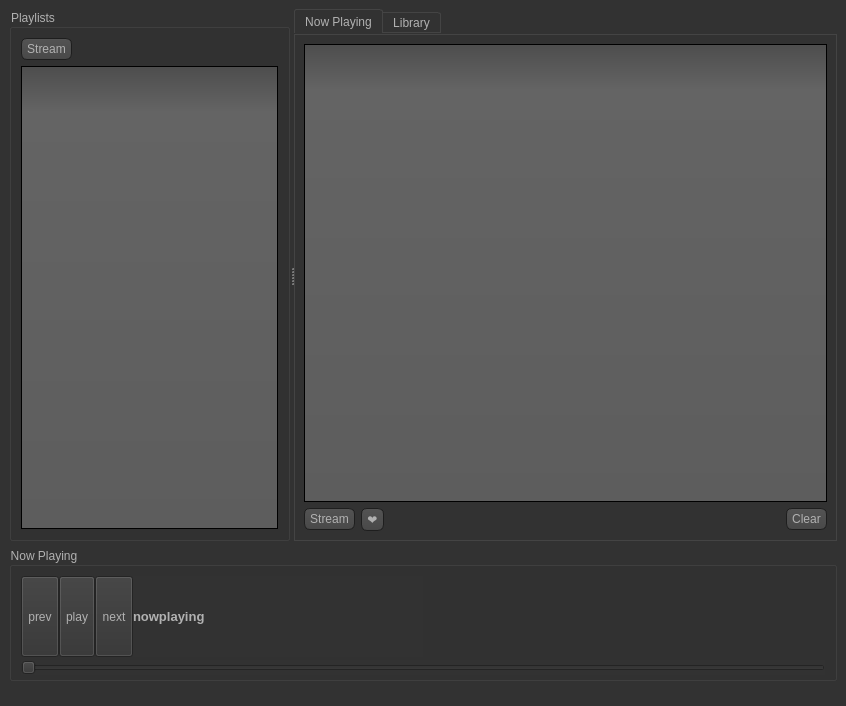
Qt form ui1.ui (nightfire8199/project-hermes) before a commit.
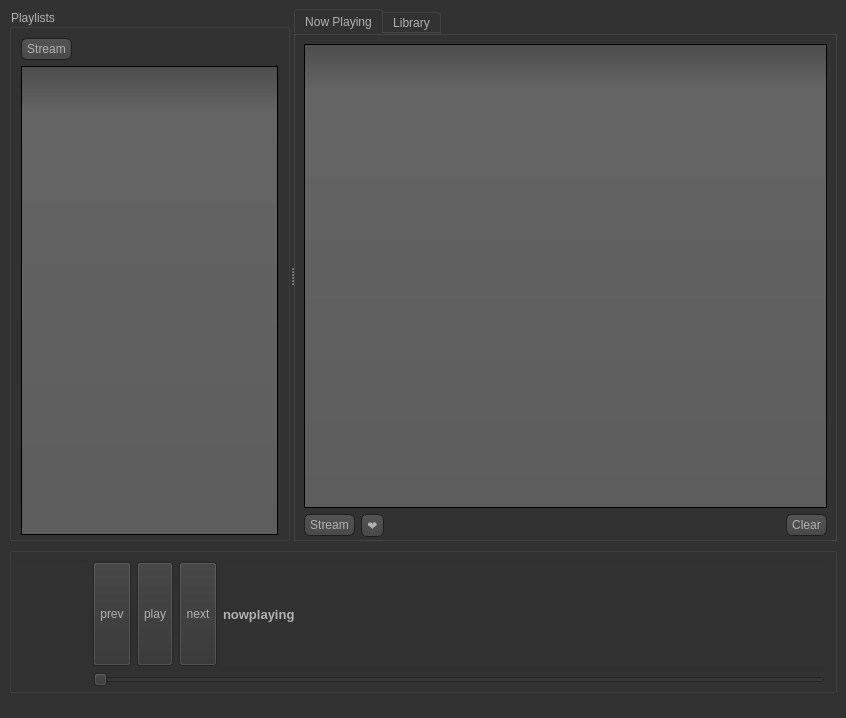
The same form after that commit. Icons and pictures are not drawn.

Commit message: Added Album Art

Diff of the .ui file:
```diff
--- a/ui1.ui
+++ b/ui1.ui
@@ -7,7 +7,7 @@
     <x>0</x>
     <y>0</y>
     <width>846</width>
-    <height>706</height>
+    <height>718</height>
    </rect>
   </property>
   <property name="sizePolicy">
@@ -521,7 +521,7 @@
         </property>
         <widget class="QGroupBox" name="groupBox_2">
          <property name="sizePolicy">
-          <sizepolicy hsizetype="Expanding" vsizetype="Preferred">
+          <sizepolicy hsizetype="Expanding" vsizetype="Expanding">
            <horstretch>0</horstretch>
            <verstretch>0</verstretch>
           </sizepolicy>
@@ -530,6 +530,9 @@
           <string>Playlists</string>
          </property>
          <layout class="QGridLayout" name="gridLayout_4">
+          <property name="bottomMargin">
+           <number>3</number>
+          </property>
           <item row="0" column="0">
            <layout class="QVBoxLayout" name="verticalLayout_4">
             <item>
@@ -584,7 +587,7 @@
         </widget>
         <widget class="QTabWidget" name="tabWidget">
          <property name="sizePolicy">
-          <sizepolicy hsizetype="Expanding" vsizetype="Fixed">
+          <sizepolicy hsizetype="Expanding" vsizetype="Expanding">
            <horstretch>0</horstretch>
            <verstretch>0</verstretch>
           </sizepolicy>
@@ -597,6 +600,9 @@
            <string>Now Playing</string>
           </attribute>
           <layout class="QGridLayout" name="gridLayout_3">
+           <property name="bottomMargin">
+            <number>3</number>
+           </property>
            <item row="0" column="0">
             <layout class="QGridLayout" name="gridLayout">
              <item row="0" column="0">
@@ -810,16 +816,43 @@
          </sizepolicy>
         </property>
         <property name="title">
-         <string>Now Playing</string>
+         <string/>
         </property>
-        <layout class="QGridLayout" name="gridLayout_5">
+        <layout class="QHBoxLayout" name="horizontalLayout_9">
+         <property name="leftMargin">
+          <number>0</number>
+         </property>
          <property name="bottomMargin">
           <number>3</number>
          </property>
-         <property name="verticalSpacing">
-          <number>3</number>
-         </property>
-         <item row="0" column="0">
+         <item>
+          <widget class="QLabel" name="artView">
+           <property name="sizePolicy">
+            <sizepolicy hsizetype="Minimum" vsizetype="Minimum">
+             <horstretch>0</horstretch>
+             <verstretch>0</verstretch>
+            </sizepolicy>
+           </property>
+           <property name="minimumSize">
+            <size>
+             <width>75</width>
+             <height>75</height>
+            </size>
+           </property>
+           <property name="frameShape">
+            <enum>QFrame::NoFrame</enum>
+           </property>
+           <property name="frameShadow">
+            <enum>QFrame::Sunken</enum>
+           </property>
+           <property name="text">
+            <string/>
+           </property>
+          </widget>
+         </item>
+         <item>
+          <layout class="QVBoxLayout" name="verticalLayout_5">
+           <item>
           <layout class="QHBoxLayout" name="horizontalLayout_7">
            <item>
             <layout class="QHBoxLayout" name="horizontalLayout_6">
@@ -893,12 +926,6 @@
                    <verstretch>0</verstretch>
                   </sizepolicy>
                  </property>
-                 <property name="maximumSize">
-                  <size>
-                   <width>500</width>
-                   <height>16777215</height>
-                  </size>
-                 </property>
                  <property name="font">
                   <font>
                    <pointsize>10</pointsize>
@@ -915,22 +942,9 @@
              </item>
             </layout>
            </item>
-           <item>
-            <spacer name="horizontalSpacer_4">
-             <property name="orientation">
-              <enum>Qt::Horizontal</enum>
-             </property>
-             <property name="sizeHint" stdset="0">
-              <size>
-               <width>40</width>
-               <height>20</height>
-              </size>
-             </property>
-            </spacer>
-           </item>
-          </layout>
-         </item>
-         <item row="1" column="0">
+            </layout>
+           </item>
+           <item>
           <widget class="QSlider" name="trackSlider">
            <property name="maximum">
             <number>100000</number>
@@ -939,6 +953,8 @@
             <enum>Qt::Horizontal</enum>
            </property>
           </widget>
+           </item>
+          </layout>
          </item>
         </layout>
        </widget>
```
Lines whose indentation alone changed are shown as unchanged. The commit also changes 2 other files.
